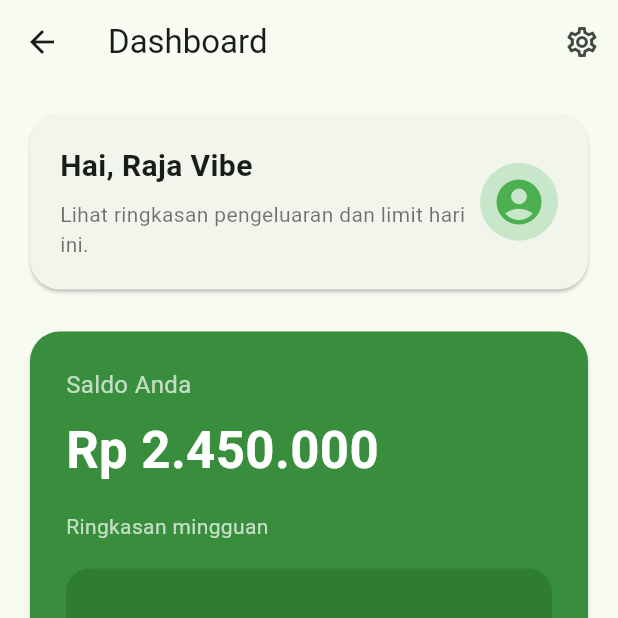
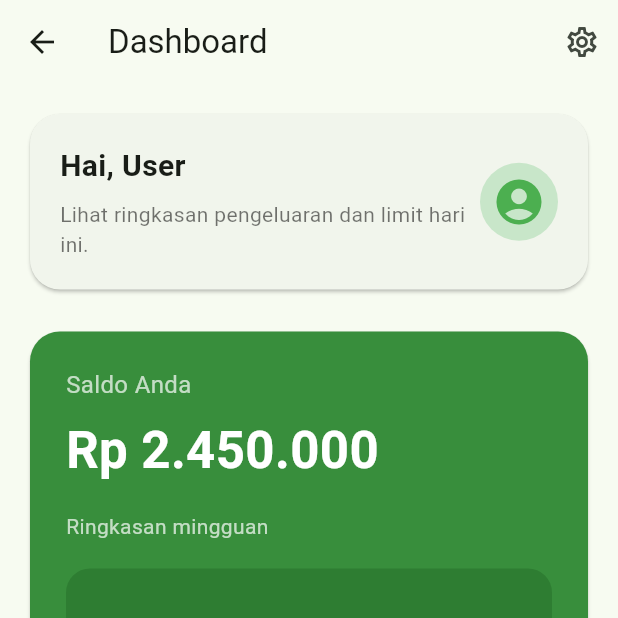
Before and after one commit to AvilaSavero/UangJajanTracker, a Flutter app: the HomeScreen screen opened by its route, on a phone screen of 412 x 824 dp, the top half of it. Run offline on Flutter 3.47's test engine with Material 3 defaults, Android fonts, the phone set to English and light mode, and no system bars.

Commit message:
ganti versi

```diff
--- a/lib/screens/home_screen.dart
+++ b/lib/screens/home_screen.dart
@@ -140,7 +140,7 @@ class _HomeScreenState extends State<HomeScreen> {
               child: Column(
                 crossAxisAlignment: CrossAxisAlignment.start,
                 children: const [
-                  Text('Hai, Raja Vibe', style: TextStyle(fontSize: 20, fontWeight: FontWeight.bold)),
+                  Text('Hai, User', style: TextStyle(fontSize: 20, fontWeight: FontWeight.bold)),
                   SizedBox(height: 8),
                   Text('Lihat ringkasan pengeluaran dan limit hari ini.', style: TextStyle(color: Colors.black54)),
                 ],
@@ -266,7 +266,7 @@ class _HomeScreenState extends State<HomeScreen> {
       crossAxisAlignment: CrossAxisAlignment.start,
       children: [
         const Text('Kategori Cepat', style: TextStyle(fontSize: 18, fontWeight: FontWeight.bold)),
-        const SizedBox(height: 12),
+        const SizedBox(height: 14),
         Wrap(
           spacing: 12,
           runSpacing: 12,
--- a/lib/screens/profile_screen.dart
+++ b/lib/screens/profile_screen.dart
@@ -23,7 +23,7 @@ class ProfileScreen extends StatelessWidget {
                     child: Column(
                       crossAxisAlignment: CrossAxisAlignment.start,
                       children: const [
-                        Text('Raja Vibe', style: TextStyle(fontSize: 20, fontWeight: FontWeight.bold)),
+                        Text('User', style: TextStyle(fontSize: 20, fontWeight: FontWeight.bold)),
                         SizedBox(height: 6),
                         Text('raja.vibe@email.com', style: TextStyle(color: Colors.black54)),
                         SizedBox(height: 6),
--- a/pubspec.yaml
+++ b/pubspec.yaml
@@ -7,6 +7,7 @@ environment:
 dependencies:
   flutter:
     sdk: flutter
+    chart_flutter: ^0.12.0
   cupertino_icons: ^1.0.5
   http: ^0.13.6
   shared_preferences: ^2.1.1
```
Also changed, not shown: 1 other file.
